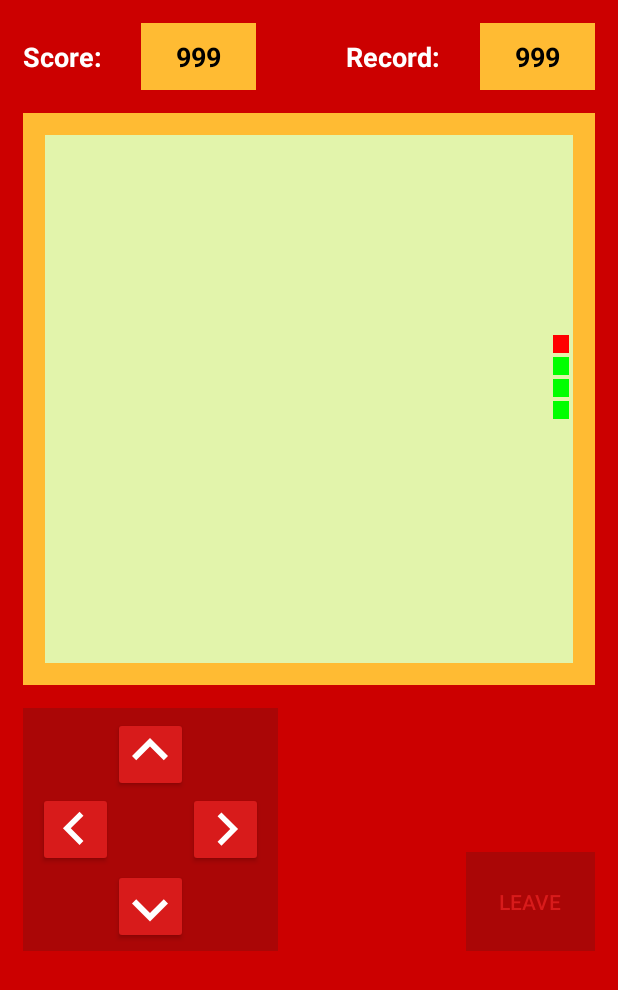
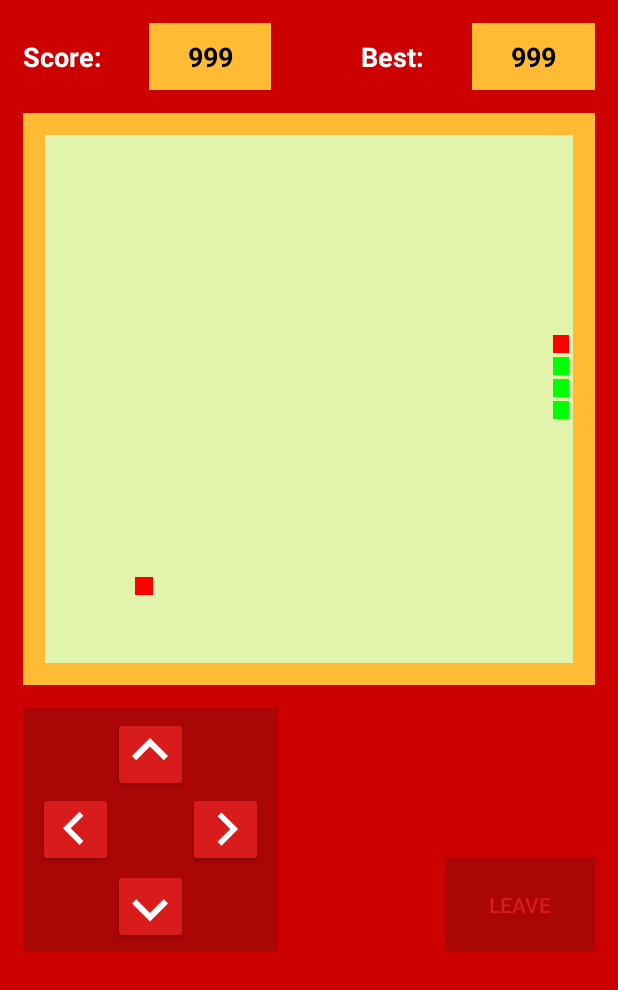
Before and after one commit to Frixs/TheSnake, an Android app: the screen it shows after launch (GameActivity), after a tap on an icon or button, on a phone screen of 412 x 824 dp. Shown: the top 990 px of the screen. Run offline under Robolectric (Android 15) with nearby library versions, the phone set to English and light mode, and no system bars; 2 other taps on this screen came first.

Commit message:
Code review.

```diff
--- a/app/src/main/java/com/frixs/zcu_kiv_mkz_seminar/activities/GameActivity.java
+++ b/app/src/main/java/com/frixs/zcu_kiv_mkz_seminar/activities/GameActivity.java
@@ -5,6 +5,8 @@ import android.support.v7.app.AppCompatActivity;
 import android.os.Bundle;
 import android.view.MotionEvent;
 import android.view.View;
+import android.widget.Button;
+import android.widget.TextView;
 import android.widget.Toast;
 
 import com.frixs.zcu_kiv_mkz_seminar.R;
@@ -35,6 +37,10 @@ public class GameActivity extends AppCompatActivity implements View.OnTouchListe
     /** Previous positions. */
     private float prevPosX, prevPosY;
 
+    private TextView currentScore;
+    private TextView bestScore;
+    private Button restartBTN;
+
     @Override
     protected void onCreate(Bundle savedInstanceState) {
         super.onCreate(savedInstanceState);
@@ -42,7 +48,6 @@ public class GameActivity extends AppCompatActivity implements View.OnTouchListe
 
         // Initialize the game activity.
         initialize();
-
         gameView.setOnTouchListener(this);
 
         // Start the game.
@@ -67,6 +72,11 @@ public class GameActivity extends AppCompatActivity implements View.OnTouchListe
 
         // FadeIn the game map after loading.
         gameView.animate().alpha(1.0f);
+
+        // Get layout items.
+        currentScore = (TextView) findViewById(R.id.currentScoreFieldTV);
+        bestScore = (TextView) findViewById(R.id.bestScoreFieldTV);
+        restartBTN = (Button) findViewById(R.id.restartBTN);
     }
 
     /**
@@ -140,6 +150,8 @@ public class GameActivity extends AppCompatActivity implements View.OnTouchListe
      */
     private void onGameOver() {
         Toast.makeText(this, "GAME OVER", Toast.LENGTH_SHORT).show();
+
+        restartBTN.setVisibility(View.VISIBLE);
     }
 
     /**
@@ -154,7 +166,7 @@ public class GameActivity extends AppCompatActivity implements View.OnTouchListe
      * @param view
      */
     public void onClickControlUpBTN(View view) {
-        gameEngine.setDirection(Direction.North);
+        gameEngine.setDesiredDirection(Direction.North);
     }
 
     /**
@@ -162,7 +174,7 @@ public class GameActivity extends AppCompatActivity implements View.OnTouchListe
      * @param view
      */
     public void onClickControlRightBTN(View view) {
-        gameEngine.setDirection(Direction.East);
+        gameEngine.setDesiredDirection(Direction.East);
     }
 
     /**
@@ -170,7 +182,7 @@ public class GameActivity extends AppCompatActivity implements View.OnTouchListe
      * @param view
      */
     public void onClickControlDownBTN(View view) {
-        gameEngine.setDirection(Direction.South);
+        gameEngine.setDesiredDirection(Direction.South);
     }
 
     /**
@@ -178,7 +190,16 @@ public class GameActivity extends AppCompatActivity implements View.OnTouchListe
      * @param view
      */
     public void onClickControlLeftBTN(View view) {
-        gameEngine.setDirection(Direction.West);
+        gameEngine.setDesiredDirection(Direction.West);
+    }
+
+    /**
+     * On click event BTN.
+     * @param view
+     */
+    public void onClickRestartBTN(View view) {
+        finish();
+        startActivity(getIntent());
     }
 
     /**
@@ -202,19 +223,19 @@ public class GameActivity extends AppCompatActivity implements View.OnTouchListe
                     // LEFT - RIGHT directions.
                     if (newPosX > prevPosX) {
                         // RIGHT.
-                        gameEngine.setDirection(Direction.East);
+                        gameEngine.setDesiredDirection(Direction.East);
                     } else {
                         // LEFT.
-                        gameEngine.setDirection(Direction.West);
+                        gameEngine.setDesiredDirection(Direction.West);
                     }
                 } else {
                     // UP - DOWN directions.
                     if (newPosY > prevPosY) {
                         // DOWN.
-                        gameEngine.setDirection(Direction.South);
+                        gameEngine.setDesiredDirection(Direction.South);
                     } else {
                         // UP.
-                        gameEngine.setDirection(Direction.North);
+                        gameEngine.setDesiredDirection(Direction.North);
                     }
                 }
 
--- a/app/src/main/java/com/frixs/zcu_kiv_mkz_seminar/engine/GameEngine.java
+++ b/app/src/main/java/com/frixs/zcu_kiv_mkz_seminar/engine/GameEngine.java
@@ -7,6 +7,7 @@ import com.frixs.zcu_kiv_mkz_seminar.enums.TileType;
 
 import java.util.ArrayList;
 import java.util.List;
+import java.util.Random;
 
 public class GameEngine {
     public static final int mapWidth = 26;
@@ -14,10 +15,15 @@ public class GameEngine {
 
     private List<Coordinate> walls = new ArrayList<>();
     private List<Coordinate> snake = new ArrayList<>();
+    private List<Coordinate> fruit = new ArrayList<>();
 
     private Direction currentDirection = Direction.East;
+    private Direction desiredDirection = currentDirection;
 
     private GameState currentGameState = GameState.Running;
+
+    /** says if I can expand Snake's tail in the next update tick. */
+    private boolean expandSnakeTail = false;
 
     public GameEngine() {
     }
@@ -28,6 +34,8 @@ public class GameEngine {
     public void initGame() {
         addSnake();
         addWalls();
+
+        addFruit();
     }
 
     /**
@@ -35,6 +43,10 @@ public class GameEngine {
      * Check wall collisions.
      */
     public void update() {
+        if (checkDirection()) {
+            currentDirection = desiredDirection;
+        }
+
         switch (currentDirection) {
             case North:
                 updateSnake(0, -1);
@@ -50,36 +62,102 @@ public class GameEngine {
                 break;
         }
 
-        // Check Wall collisions.
+        // Check collisions.
         if (checkCollisions()) {
             currentGameState = GameState.GameOver;
         }
+
+        solveFruitCollisions();
     }
 
     /**
      * Set direction for the next move.
      * @param newDirection     The Direction.
      */
-    public void setDirection(Direction newDirection) {
-        if (Math.abs(newDirection.ordinal() - currentDirection.ordinal()) % 2 == 1) {
-            currentDirection = newDirection;
-        }
+    public void setDesiredDirection(Direction newDirection) {
+        desiredDirection = newDirection;
     }
 
     /**
-     * Check if Snake collides with the walls.
+     * Check if desired direction is valid.
+     * @return  TRU if yes, NO else.
+     */
+    private boolean checkDirection() {
+        if (Math.abs(desiredDirection.ordinal() - currentDirection.ordinal()) % 2 == 1) {
+            return true;
+        }
+
+        return false;
+    }
+
+    /**
+     * Check if Snake collides with the walls or itself.
      *
-     * @return TRUE if Snake collides with the walls, FALSE if not.
+     * @return TRUE if Snake collides, FALSE if not.
      */
     private boolean checkCollisions() {
-        for (Coordinate c :
+        return checkWallCollisions(getSnakeHead()) || checkSnakeCollisions(getSnakeHead());
+    }
+
+    /**
+     * Check Wall collisions.
+     * @return  TRUE if collides, NO else.
+     */
+    private boolean checkWallCollisions(Coordinate c) {
+        for (Coordinate coord :
                 walls) {
-            if (snake.get(0).equals(c)) {
+            if (coord.equals(c)) {
                 return true;
             }
         }
 
         return false;
+    }
+
+    /**
+     * Check Snake collisions.
+     * @return  TRUE if collides, NO else
+     */
+    private boolean checkSnakeCollisions(Coordinate c) {
+        for (int i = 1; i < snake.size(); i++) {
+            if (snake.get(i).equals(c)) {
+                return true;
+            }
+        }
+
+        return false;
+    }
+
+    /**
+     * Check Fruit collisions.
+     * @return  Collider or NUL if not collides.
+     */
+    private Coordinate checkFruitCollisions(Coordinate c) {
+        for (Coordinate f :
+                fruit) {
+            if (f.equals(c)) {
+                return f;
+            }
+        }
+
+        return null;
+    }
+
+    /**
+     * Check fruit collisions.
+     */
+    private void solveFruitCollisions() {
+        Coordinate fruitToRemove = null;
+        expandSnakeTail = false;
+
+        if ((fruitToRemove = checkFruitCollisions(getSnakeHead())) != null) {
+            expandSnakeTail = true;
+        }
+
+        if (fruitToRemove != null) {
+            fruit.remove(fruitToRemove);
+            addFruit();
+        }
     }
 
     /**
@@ -109,6 +187,11 @@ public class GameEngine {
                 walls) {
             map[wall.getX()][wall.getY()] = TileType.Wall;
         }
+//TODO
+        for (Coordinate c :
+                fruit) {
+            map[c.getX()][c.getY()] = TileType.Apple;
+        }
 
         return map;
     }
@@ -120,9 +203,17 @@ public class GameEngine {
      * @param y Coord Y
      */
     private void updateSnake(int x, int y) {
+        int newX = snake.get(snake.size() - 1).getX();
+        int newY = snake.get(snake.size() - 1).getY();
+
         for (int i = snake.size() - 1; i > 0; --i) {
             snake.get(i).setX(snake.get(i - 1).getX());
             snake.get(i).setY(snake.get(i - 1).getY());
+        }
+
+        if (expandSnakeTail) {
+            snake.add(new Coordinate(newX, newY));
+            expandSnakeTail = false;
         }
 
         snake.get(0).setX(snake.get(0).getX() + x);
@@ -161,6 +252,38 @@ public class GameEngine {
         }
     }
 
+    /**
+     * Add fruit to the game.
+     */
+    private void addFruit() {
+        Coordinate coord = null;
+        boolean unableToSpawn;
+        Random rn = new Random();
+
+        do {
+            unableToSpawn = false;
+
+            int x = rn.nextInt(mapWidth - 2) + 1;
+            int y = rn.nextInt(mapHeight - 2) + 1;
+
+            coord = new Coordinate(x, y);
+
+            if (checkSnakeCollisions(coord)) {
+                unableToSpawn = true;
+            }
+
+            if (checkFruitCollisions(coord) != null) {
+                unableToSpawn = true;
+            }
+        } while (unableToSpawn);
+
+        fruit.add(coord);
+    }
+
+    private Coordinate getSnakeHead() {
+        return snake.get(0);
+    }
+
     public GameState getCurrentGameState() {
         return currentGameState;
     }
--- a/app/src/main/res/layout/content_game.xml
+++ b/app/src/main/res/layout/content_game.xml
@@ -50,7 +50,7 @@
             android:layout_height="wrap_content"
             android:layout_weight="1"
             android:gravity="center_vertical"
-            android:text="Record:"
+            android:text="Best:"
             android:textColor="@color/colorTextNormal"
             android:textSize="18sp"
             android:textStyle="bold" />
@@ -173,14 +173,26 @@
             app:layout_constraintEnd_toEndOf="parent">
 
             <Button
-                android:id="@+id/leaveBTN"
+                android:id="@+id/restartBTN"
+                style="@android:style/Widget.Button.Inset"
+                android:layout_width="80dp"
+                android:layout_height="50dp"
+                android:layout_marginBottom="65dp"
+                android:onClick="onClickRestartBTN"
+                android:text="RESTART"
+                android:visibility="gone"
+                app:layout_constraintBottom_toBottomOf="parent"
+                app:layout_constraintStart_toStartOf="parent" />
+
+            <Button
+                android:id="@+id/leaveBTN2"
                 style="@style/Widget.AppCompat.Button.ButtonBar.AlertDialog"
-                android:layout_width="wrap_content"
-                android:layout_height="wrap_content"
+                android:layout_width="80dp"
+                android:layout_height="50dp"
                 android:onClick="onClickLeaveBTN"
                 android:text="LEAVE"
-                app:layout_constraintStart_toStartOf="parent"
-                app:layout_constraintTop_toTopOf="parent" />
+                app:layout_constraintBottom_toBottomOf="parent"
+                app:layout_constraintStart_toStartOf="parent" />
 
         </android.support.constraint.ConstraintLayout>
 
```
